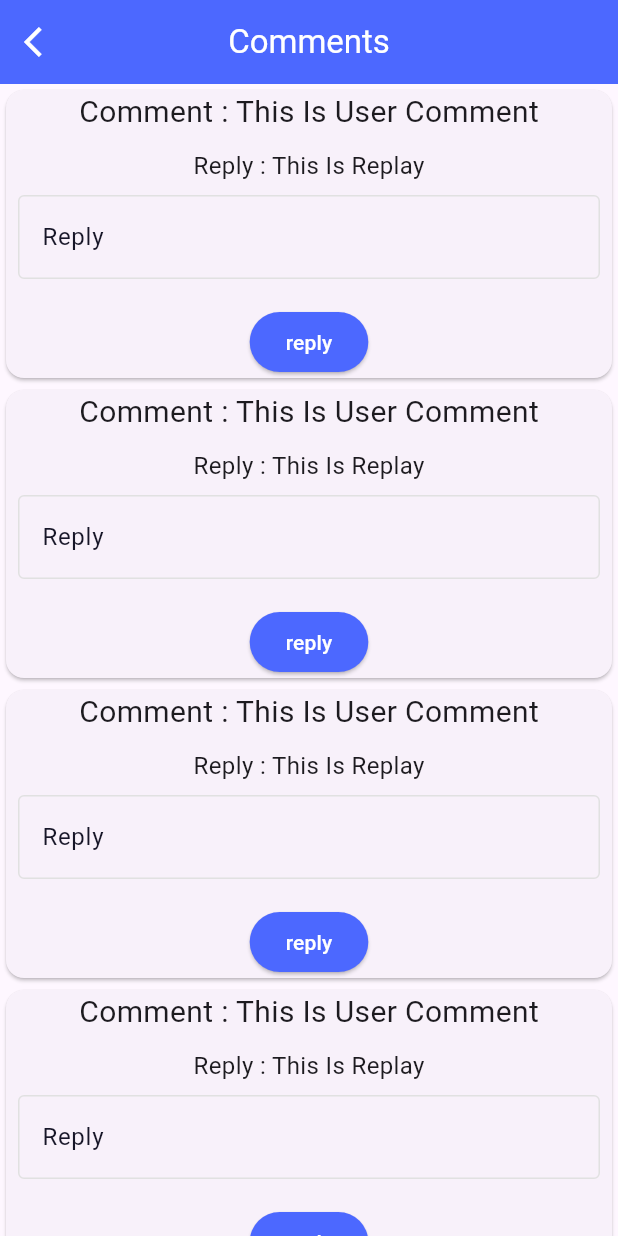
After one commit to blalfayed/ecommerce_supabase_admin, a Flutter app: the CommentsView screen opened directly, on a phone screen of 412 x 824 dp. The commit adds this screen. Run offline on Flutter 3.47's test engine with Material 3 defaults, Android fonts, the phone set to English and light mode, and no system bars; our stand-ins replace cached_network_image, dio, flutter_bloc.

Commit message:
finish comments view ui

```diff
--- a/lib/core/components/custom_product_card.dart
+++ b/lib/core/components/custom_product_card.dart
@@ -1,4 +1,5 @@
 import 'package:ecommerce_supabase_admin/core/functions/navigate_to.dart';
+import 'package:ecommerce_supabase_admin/features/products/view/comments_view.dart';
 import 'package:ecommerce_supabase_admin/features/products/view/edit_product.dart';
 import 'package:flutter/material.dart';
 
@@ -69,7 +70,8 @@ class CustomProductCard extends StatelessWidget {
                   height: 10,
                 ),
                 CustomElevatedButton(
-                    onPressed: () {}, child: const Icon(Icons.comment))
+                    onPressed: () => navigateTo(context, CommentsView()),
+                    child: const Icon(Icons.comment))
               ],
             ),
             Padding(
--- /dev/null
+++ b/lib/features/products/view/comments_view.dart
@@ -0,0 +1,58 @@
+import 'package:ecommerce_supabase_admin/core/components/custom_elevated_button.dart';
+import 'package:ecommerce_supabase_admin/core/components/custom_search_field.dart';
+import 'package:ecommerce_supabase_admin/core/functions/build_custom_app_bar.dart';
+import 'package:flutter/material.dart';
+
+class CommentsView extends StatelessWidget {
+  const CommentsView({super.key});
+
+  @override
+  Widget build(BuildContext context) {
+    return Scaffold(
+      appBar: buildCustomAppBar(context, "Comments"),
+      body: ListView.builder(
+        itemBuilder: (context, index) => CommentCard(),
+        itemCount: 10,
+      ),
+    );
+  }
+}
+
+class CommentCard extends StatelessWidget {
+  CommentCard({
+    super.key,
+  });
+  final TextEditingController _replyController = TextEditingController();
+  @override
+  Widget build(BuildContext context) {
+    return SizedBox(
+      height: 200,
+      child: Card(
+        child: Column(
+          children: [
+            Text(
+              "Comment : This Is User Comment",
+              style: TextStyle(fontSize: 20),
+            ),
+            SizedBox(
+              height: 10,
+            ),
+            Text(
+              "Reply : This Is Replay",
+              style: TextStyle(fontSize: 16),
+            ),
+            Padding(
+              padding: const EdgeInsets.all(8.0),
+              child:
+                  CustomField(controller: _replyController, labelText: "Reply"),
+            ),
+            SizedBox(
+              height: 10,
+            ),
+            CustomElevatedButton(onPressed: () {}, child: Text("reply"))
+          ],
+        ),
+      ),
+    );
+  }
+}
```
